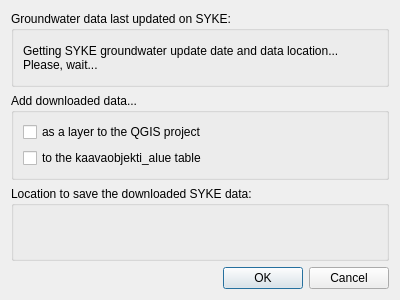
This is SYKE_plugin/syke_tampere_plugin_dialog_base.ui in GispoCoding/Tampere-KDYK as Qt 5 draws it before an edit. The edited form follows.
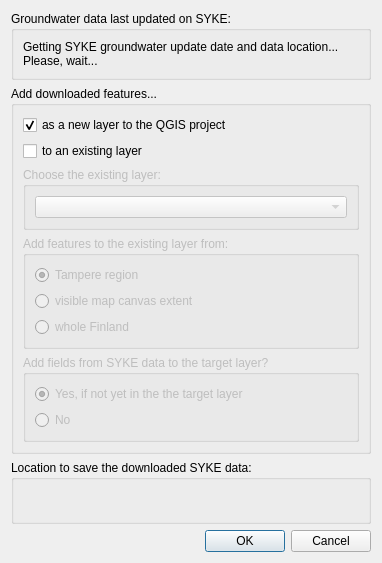
This is the edited form. Custom widgets are drawn as their Qt base class.

Commit message: Continue implementing the plugin

Patch:
```diff
--- a/SYKE_plugin/syke_tampere_plugin_dialog_base.ui
+++ b/SYKE_plugin/syke_tampere_plugin_dialog_base.ui
@@ -6,8 +6,8 @@
    <rect>
     <x>0</x>
     <y>0</y>
-    <width>400</width>
-    <height>300</height>
+    <width>382</width>
+    <height>563</height>
    </rect>
   </property>
   <property name="windowTitle">
@@ -36,21 +36,107 @@
    <item>
     <widget class="QGroupBox" name="groupBox">
      <property name="title">
-      <string>Add downloaded data...</string>
+      <string>Add downloaded features...</string>
      </property>
      <layout class="QVBoxLayout" name="verticalLayout">
       <item>
        <widget class="QCheckBox" name="checkBoxAddAsLayer">
         <property name="text">
-         <string>as a layer to the QGIS project</string>
+         <string>as a new layer to the QGIS project</string>
+        </property>
+        <property name="checked">
+         <bool>true</bool>
         </property>
        </widget>
       </item>
       <item>
        <widget class="QCheckBox" name="checkBoxAddToKDYKDatabase">
         <property name="text">
-         <string>to the kaavaobjekti_alue table</string>
+         <string>to an existing layer</string>
         </property>
+        <property name="checked">
+         <bool>false</bool>
+        </property>
+       </widget>
+      </item>
+      <item>
+       <widget class="QGroupBox" name="groupBoxChooseExistingLayer">
+        <property name="enabled">
+         <bool>false</bool>
+        </property>
+        <property name="title">
+         <string>Choose the existing layer:</string>
+        </property>
+        <layout class="QVBoxLayout" name="verticalLayout_6">
+         <item>
+          <widget class="QComboBox" name="comboBoxLayers"/>
+         </item>
+        </layout>
+       </widget>
+      </item>
+      <item>
+       <widget class="QGroupBox" name="groupBoxAddFeatures">
+        <property name="enabled">
+         <bool>false</bool>
+        </property>
+        <property name="title">
+         <string>Add features to the existing layer from:</string>
+        </property>
+        <layout class="QVBoxLayout" name="verticalLayout_5">
+         <item>
+          <widget class="QRadioButton" name="radioButtonAddFromTampere">
+           <property name="text">
+            <string>Tampere region</string>
+           </property>
+           <property name="checked">
+            <bool>true</bool>
+           </property>
+          </widget>
+         </item>
+         <item>
+          <widget class="QRadioButton" name="radioButtonAddFromCanvasExtent">
+           <property name="text">
+            <string>visible map canvas extent</string>
+           </property>
+          </widget>
+         </item>
+         <item>
+          <widget class="QRadioButton" name="radioButtonAddFromFinland">
+           <property name="text">
+            <string>whole Finland</string>
+           </property>
+          </widget>
+         </item>
+        </layout>
+       </widget>
+      </item>
+      <item>
+       <widget class="QGroupBox" name="groupBoxAddFields">
+        <property name="enabled">
+         <bool>false</bool>
+        </property>
+        <property name="title">
+         <string>Add fields from SYKE data to the target layer?</string>
+        </property>
+        <layout class="QVBoxLayout" name="verticalLayout_7">
+         <item>
+          <widget class="QRadioButton" name="radioButtonAddFieldsYes">
+           <property name="text">
+            <string>Yes, if not yet in the the target layer</string>
+           </property>
+           <property name="checked">
+            <bool>true</bool>
+           </property>
+          </widget>
+         </item>
+         <item>
+          <widget class="QRadioButton" name="radioButtonAddFieldsNo">
+           <property name="text">
+            <string>No</string>
+           </property>
+          </widget>
+         </item>
+        </layout>
        </widget>
       </item>
      </layout>
```
Left out of the diff: 2 changed lines with no effect on the pictures. The commit also changes 1 other file.
